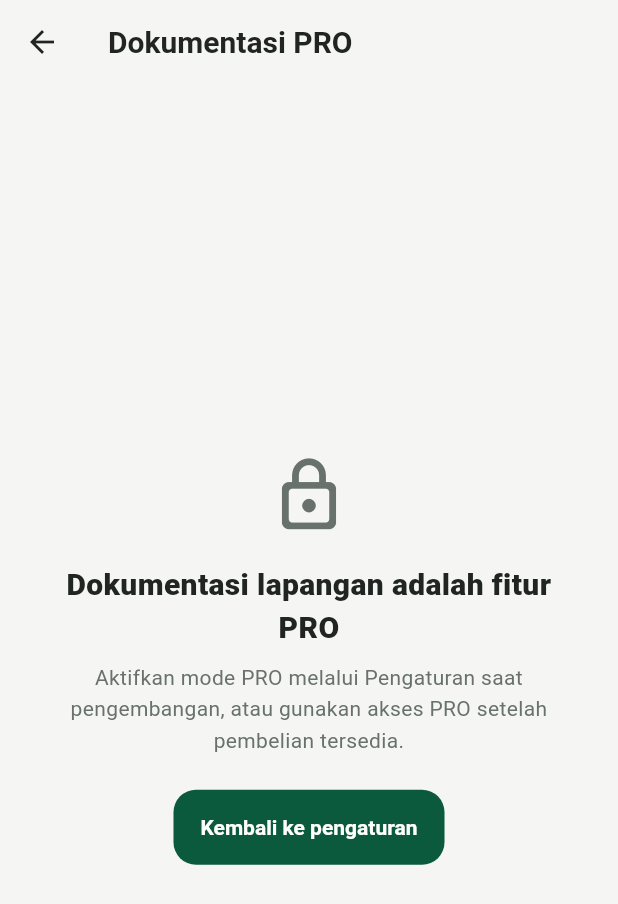
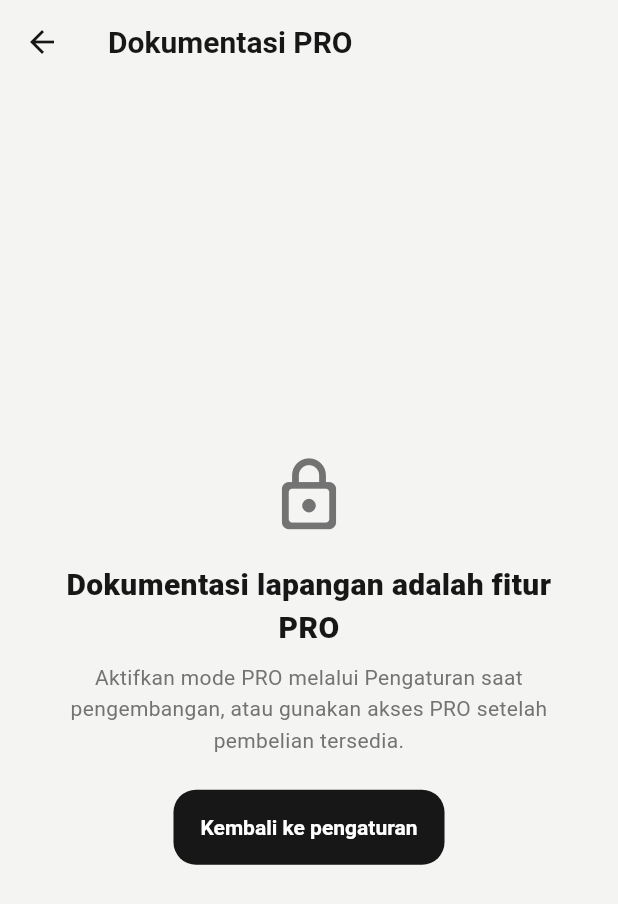
Before and after one commit to DedeAlmustaqim/kamloka_rebuild, a Flutter app: the ProTripsScreen screen opened directly, on a phone screen of 412 x 824 dp. Shown: the top 904 px of the screen. Run offline on Flutter 3.47's test engine with Material 3 defaults, Android fonts, the light colour scheme and no system bars; our stand-ins replace camera, geolocator, get, in_app_purchase, native_device_orientation, pdf and 4 more; missing offline and left inert: gal; accounts and stored records are empty; network calls fail.

Commit message:
Design: establish editorial monochrome shared theme

```diff
--- a/lib/modules/pro/theme/pro_theme.dart
+++ b/lib/modules/pro/theme/pro_theme.dart
@@ -1,20 +1,20 @@
 import 'package:flutter/material.dart';
 import 'package:flutter/services.dart';
 
-/// Shared visual system for KAMLOKA Pro's field-documentation workflow.
+/// Shared editorial monochrome visual system for all KAMLOKA modules.
 /// The camera itself deliberately keeps its immersive dark presentation.
 abstract final class ProTheme {
-  static const Color background = Color(0xFFF5F6F3);
+  static const Color background = Color(0xFFF4F4F2);
   static const Color surface = Color(0xFFFFFFFF);
-  /// Brand color for primary actions and interactive states.
-  static const Color brandGreen = Color(0xFF0C5A3E);
-  /// Gold is reserved for KAMLOKA Pro highlights and premium states.
-  static const Color primary = Color(0xFFE4B957);
-  static const Color primaryDark = Color(0xFF6A5200);
-  static const Color text = Color(0xFF202522);
-  static const Color secondaryText = Color(0xFF68716B);
-  static const Color border = Color(0xFFE2E6E0);
-  static const Color green = Color(0xFF23764A);
+  /// Neutral brand color for primary actions and interactive states.
+  static const Color brandGreen = Color(0xFF171717);
+  /// Premium states use restrained neutral contrast, not decorative gold.
+  static const Color primary = Color(0xFFD8D8D8);
+  static const Color primaryDark = Color(0xFF171717);
+  static const Color text = Color(0xFF171717);
+  static const Color secondaryText = Color(0xFF737373);
+  static const Color border = Color(0xFFE4E4E4);
+  static const Color green = Color(0xFF4A4A4A);
   static const Color danger = Color(0xFFB3261E);
 
   static ThemeData get light {
@@ -24,8 +24,8 @@ abstract final class ProTheme {
       surface: surface,
       primary: brandGreen,
       onPrimary: Colors.white,
-      secondary: primary,
-      onSecondary: const Color(0xFF292B25),
+      secondary: const Color(0xFF737373),
+      onSecondary: Colors.white,
       error: danger,
     );
 
@@ -64,7 +64,7 @@ abstract final class ProTheme {
       ),
       inputDecorationTheme: InputDecorationTheme(
         filled: true,
-        fillColor: const Color(0xFFFAFBF8),
+        fillColor: const Color(0xFFFAFAF9),
         labelStyle: const TextStyle(color: secondaryText, fontSize: 13),
         floatingLabelStyle: const TextStyle(
           color: brandGreen,
@@ -151,8 +151,8 @@ abstract final class ProTheme {
         elevation: 2,
       ),
       chipTheme: ChipThemeData(
-        backgroundColor: const Color(0xFFF0F1EC),
-        selectedColor: const Color(0xFFFFE69A),
+        backgroundColor: const Color(0xFFECECEA),
+        selectedColor: const Color(0xFFE5E5E3),
         labelStyle: const TextStyle(color: text, fontWeight: FontWeight.w600),
         side: const BorderSide(color: border),
         shape: RoundedRectangleBorder(borderRadius: BorderRadius.circular(10)),
```
